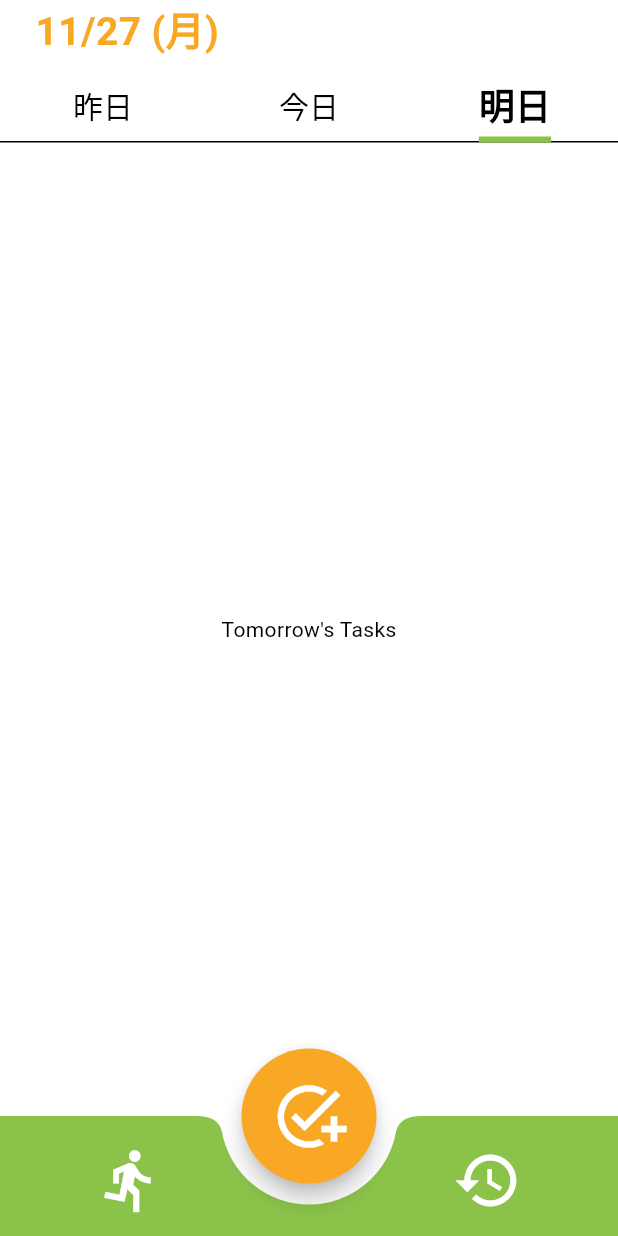
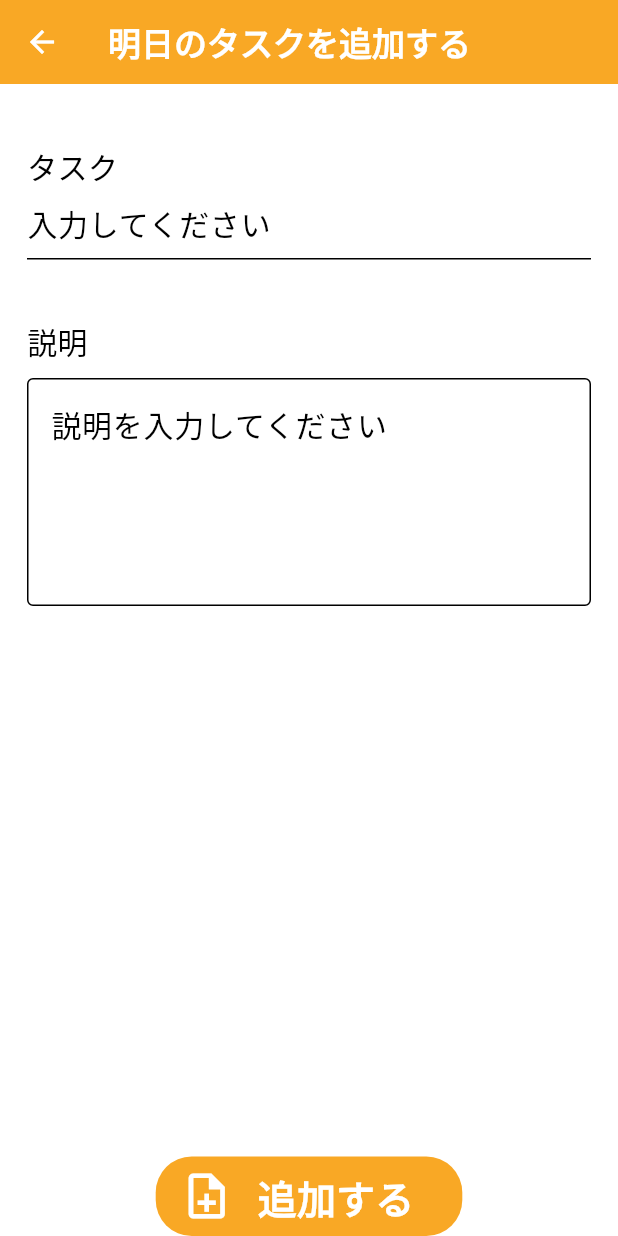
Before and after one commit to akifumi139/santas, a Flutter app: the screen it shows after launch, tab 3 chosen, after a tap on the "add task" icon, on a phone screen of 412 x 824 dp. Run offline on Flutter 3.47's test engine with Material 3 defaults, Android fonts, the phone set to English and light mode, and no system bars; our stand-ins replace gap.

Commit message:
add:タスク情報を入力する画面を作成

```diff
--- /dev/null
+++ b/lib/add_task.dart
@@ -0,0 +1,109 @@
+import 'package:flutter/material.dart';
+import 'package:gap/gap.dart';
+import './date_type.dart';
+
+class AddTask extends StatefulWidget {
+  const AddTask({super.key, required this.dateType});
+  final DateType dateType;
+
+  @override
+  State<AddTask> createState() => _AddTaskState();
+}
+
+class _AddTaskState extends State<AddTask> {
+  TextEditingController titleController = TextEditingController();
+  TextEditingController descriptionController = TextEditingController();
+
+  late String status;
+
+  @override
+  void initState() {
+    super.initState();
+
+    status = DateType.today == widget.dateType ? '今日' : '明日';
+  }
+
+  @override
+  Widget build(BuildContext context) {
+    return Scaffold(
+      appBar: AppBar(
+        title: Text(
+          "$statusのタスクを追加する",
+          style:
+              const TextStyle(color: Colors.white, fontWeight: FontWeight.bold),
+        ),
+        iconTheme: const IconThemeData(color: Colors.white),
+        backgroundColor: DateType.today == widget.dateType
+            ? const Color(0xFF389764)
+            : Colors.yellow.shade800,
+      ),
+      body: Center(
+        child: Container(
+          margin: const EdgeInsets.symmetric(horizontal: 18, vertical: 40),
+          child: Column(
+            crossAxisAlignment: CrossAxisAlignment.stretch,
+            children: [
+              const Text(
+                'タスク',
+                style: TextStyle(fontSize: 20),
+              ),
+              TextField(
+                controller: titleController,
+                style: const TextStyle(fontSize: 20),
+                decoration: const InputDecoration(
+                  hintText: '入力してください',
+                ),
+              ),
+              const Gap(40),
+              const Text(
+                '説明',
+                style: TextStyle(fontSize: 20),
+              ),
+              const Gap(10),
+              TextField(
+                controller: descriptionController,
+                maxLines: 4,
+                style: const TextStyle(fontSize: 20),
+                decoration: const InputDecoration(
+                  hintText: '説明を入力してください',
+                  border: OutlineInputBorder(),
+                ),
+              ),
+              const Gap(40),
+            ],
+          ),
+        ),
+      ),
+      floatingActionButtonLocation: FloatingActionButtonLocation.centerDocked,
+      floatingActionButton: FilledButton.icon(
+        onPressed: () {
+          Navigator.of(context).pop();
+        },
+        style: OutlinedButton.styleFrom(
+          shape: RoundedRectangleBorder(
+            borderRadius: BorderRadius.circular(24),
+          ),
+          backgroundColor: DateType.today == widget.dateType
+              ? const Color(0xFF389764)
+              : Colors.yellow.shade800,
+        ),
+        icon: const Icon(
+          Icons.note_add_outlined,
+          color: Colors.white,
+          size: 36.0,
+        ),
+        label: const Padding(
+          padding: EdgeInsets.all(8.0),
+          child: Text(
+            '追加する',
+            style: TextStyle(
+              fontSize: 26,
+              color: Colors.white,
+              fontWeight: FontWeight.bold,
+            ),
+          ),
+        ),
+      ),
+    );
+  }
+}
--- /dev/null
+++ b/lib/date_type.dart
@@ -0,0 +1,5 @@
+enum DateType {
+  yesterday,
+  today,
+  tomorrow,
+}
--- a/lib/home_page.dart
+++ b/lib/home_page.dart
@@ -2,13 +2,9 @@ import 'package:flutter/material.dart';
 import 'package:gap/gap.dart';
 import 'package:intl/date_symbol_data_local.dart';
 import 'package:intl/intl.dart';
+import './date_type.dart';
+import './add_task.dart';
 import './empty_app_bar.dart';
-
-enum DateType {
-  yesterday,
-  today,
-  tomorrow,
-}
 
 class HomePage extends StatefulWidget {
   const HomePage({Key? key}) : super(key: key);
@@ -129,7 +125,16 @@ class HomePageState extends State<HomePage>
         child: tabStatus == DateType.yesterday
             ? null
             : FloatingActionButton(
-                onPressed: () {},
+                onPressed: () {
+                  Navigator.push(
+                    context,
+                    MaterialPageRoute(
+                      builder: (context) => AddTask(
+                        dateType: tabStatus,
+                      ),
+                    ),
+                  );
+                },
                 shape: RoundedRectangleBorder(
                   borderRadius: BorderRadius.circular(50.0),
                 ),
--- a/pubspec.yaml
+++ b/pubspec.yaml
@@ -11,6 +11,7 @@ dependencies:
     sdk: flutter
   gap: ^3.0.1
   intl: ^0.18.1
+  material_symbols_icons: ^4.2711.0
 
 dev_dependencies:
   flutter_test:
```
Also changed, not shown: pubspec.lock, 1 other file.
